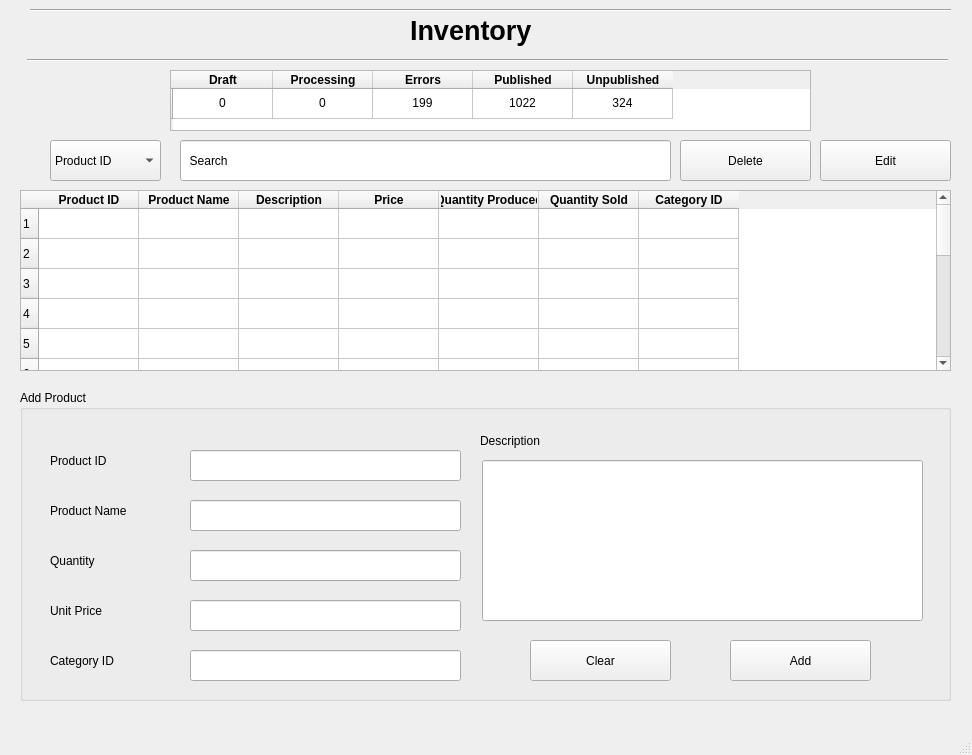
This is Screens/Products.ui in basil-ali-khan/Inventory-Management-System as Qt 5 draws it before an edit. The edited form follows.
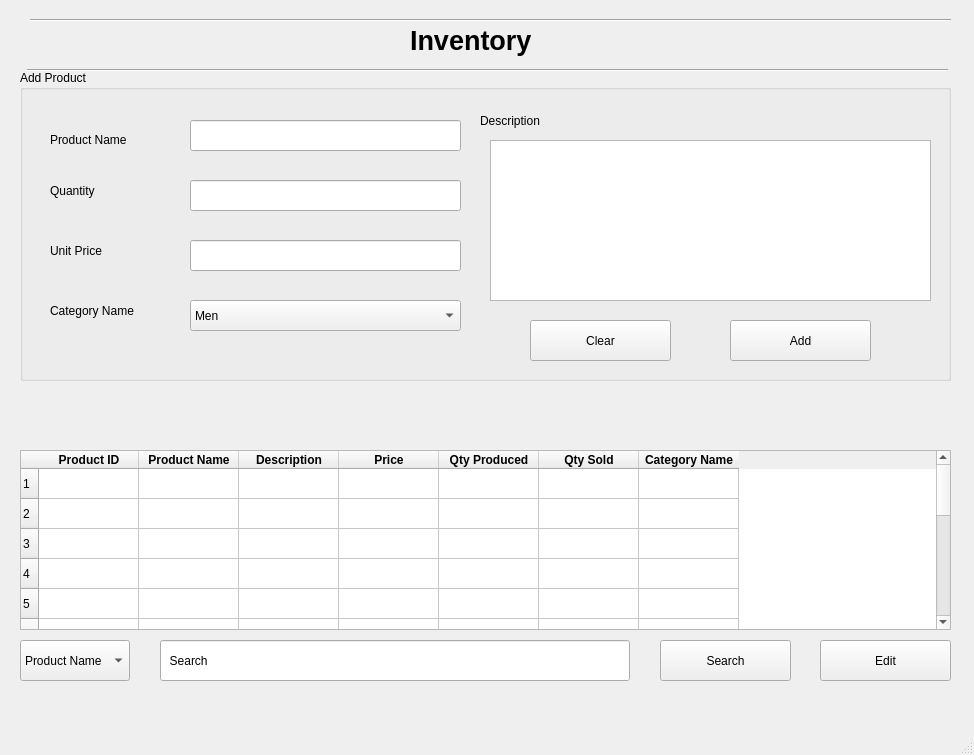
This is the edited form.

Commit message: Products and Edit Products Restored

```diff
--- a/Screens/Products.ui
+++ b/Screens/Products.ui
@@ -6,7 +6,7 @@
    <rect>
     <x>0</x>
     <y>0</y>
-    <width>972</width>
+    <width>974</width>
     <height>755</height>
    </rect>
   </property>
@@ -18,7 +18,7 @@
     <property name="geometry">
      <rect>
       <x>410</x>
-      <y>-10</y>
+      <y>0</y>
       <width>171</width>
       <height>81</height>
      </rect>
@@ -34,181 +34,29 @@
      <string>Inventory</string>
     </property>
    </widget>
-   <widget class="QTableWidget" name="tableWidget">
+   <widget class="QComboBox" name="searchProductCriteria">
     <property name="geometry">
      <rect>
       <x>20</x>
-      <y>190</y>
-      <width>931</width>
-      <height>181</height>
+      <y>640</y>
+      <width>110</width>
+      <height>41</height>
      </rect>
     </property>
-    <row>
-     <property name="text">
-      <string>1</string>
-     </property>
-    </row>
-    <row>
-     <property name="text">
-      <string>2</string>
-     </property>
-    </row>
-    <row>
-     <property name="text">
-      <string>3</string>
-     </property>
-    </row>
-    <row>
-     <property name="text">
-      <string>4</string>
-     </property>
-    </row>
-    <row>
-     <property name="text">
-      <string>5</string>
-     </property>
-    </row>
-    <row>
-     <property name="text">
-      <string>6</string>
-     </property>
-    </row>
-    <row>
-     <property name="text">
-      <string>7</string>
-     </property>
-    </row>
-    <row>
-     <property name="text">
-      <string>8</string>
-     </property>
-    </row>
-    <row>
-     <property name="text">
-      <string>9</string>
-     </property>
-    </row>
-    <row>
-     <property name="text">
-      <string>10</string>
-     </property>
-    </row>
-    <row>
-     <property name="text">
-      <string>11</string>
-     </property>
-    </row>
-    <row>
-     <property name="text">
-      <string>12</string>
-     </property>
-    </row>
-    <row>
-     <property name="text">
-      <string>13</string>
-     </property>
-    </row>
-    <row>
-     <property name="text">
-      <string>14</string>
-     </property>
-    </row>
-    <row>
-     <property name="text">
-      <string>15</string>
-     </property>
-    </row>
-    <column>
-     <property name="text">
-      <string>Product ID</string>
-     </property>
-     <property name="font">
-      <font>
-       <weight>75</weight>
-       <bold>true</bold>
-      </font>
-     </property>
-    </column>
-    <column>
+    <item>
      <property name="text">
       <string>Product Name</string>
      </property>
-     <property name="font">
-      <font>
-       <weight>75</weight>
-       <bold>true</bold>
-      </font>
-     </property>
-    </column>
-    <column>
-     <property name="text">
-      <string>Description</string>
-     </property>
-     <property name="font">
-      <font>
-       <weight>75</weight>
-       <bold>true</bold>
-      </font>
-     </property>
-    </column>
-    <column>
-     <property name="text">
-      <string>Price</string>
-     </property>
-     <property name="font">
-      <font>
-       <weight>75</weight>
-       <bold>true</bold>
-      </font>
-     </property>
-    </column>
-    <column>
+    </item>
+    <item>
      <property name="text">
       <string>Quantity Produced</string>
      </property>
-     <property name="font">
-      <font>
-       <weight>75</weight>
-       <bold>true</bold>
-      </font>
-     </property>
-    </column>
-    <column>
+    </item>
+    <item>
      <property name="text">
       <string>Quantity Sold</string>
      </property>
-     <property name="font">
-      <font>
-       <weight>75</weight>
-       <bold>true</bold>
-      </font>
-     </property>
-    </column>
-    <column>
-     <property name="text">
-      <string>Category ID</string>
-     </property>
-     <property name="font">
-      <font>
-       <weight>75</weight>
-       <bold>true</bold>
-      </font>
-     </property>
-    </column>
-   </widget>
-   <widget class="QComboBox" name="comboBox">
-    <property name="geometry">
-     <rect>
-      <x>50</x>
-      <y>140</y>
-      <width>111</width>
-      <height>41</height>
-     </rect>
-    </property>
-    <item>
-     <property name="text">
-      <string>Product ID</string>
-     </property>
     </item>
     <item>
      <property name="text">
@@ -234,9 +82,9 @@
    <widget class="QLineEdit" name="lineEdit">
     <property name="geometry">
      <rect>
-      <x>180</x>
-      <y>140</y>
-      <width>491</width>
+      <x>160</x>
+      <y>640</y>
+      <width>470</width>
       <height>41</height>
      </rect>
     </property>
@@ -244,121 +92,11 @@
      <string>  Search</string>
     </property>
    </widget>
-   <widget class="QTableWidget" name="tableWidget_2">
-    <property name="geometry">
-     <rect>
-      <x>170</x>
-      <y>70</y>
-      <width>641</width>
-      <height>61</height>
-     </rect>
-    </property>
-    <row>
-     <property name="text">
-      <string/>
-     </property>
-    </row>
-    <column>
-     <property name="text">
-      <string>Draft</string>
-     </property>
-     <property name="font">
-      <font>
-       <weight>75</weight>
-       <bold>true</bold>
-      </font>
-     </property>
-    </column>
-    <column>
-     <property name="text">
-      <string>Processing</string>
-     </property>
-     <property name="font">
-      <font>
-       <weight>75</weight>
-       <bold>true</bold>
-      </font>
-     </property>
-    </column>
-    <column>
-     <property name="text">
-      <string>Errors</string>
-     </property>
-     <property name="font">
-      <font>
-       <weight>75</weight>
-       <bold>true</bold>
-      </font>
-     </property>
-    </column>
-    <column>
-     <property name="text">
-      <string>Published</string>
-     </property>
-     <property name="font">
-      <font>
-       <weight>75</weight>
-       <bold>true</bold>
-      </font>
-     </property>
-    </column>
-    <column>
-     <property name="text">
-      <string>Unpublished</string>
-     </property>
-     <property name="font">
-      <font>
-       <weight>75</weight>
-       <bold>true</bold>
-      </font>
-     </property>
-    </column>
-    <item row="0" column="0">
-     <property name="text">
-      <string>0</string>
-     </property>
-     <property name="textAlignment">
-      <set>AlignCenter</set>
-     </property>
-    </item>
-    <item row="0" column="1">
-     <property name="text">
-      <string>0</string>
-     </property>
-     <property name="textAlignment">
-      <set>AlignCenter</set>
-     </property>
-    </item>
-    <item row="0" column="2">
-     <property name="text">
-      <string>199</string>
-     </property>
-     <property name="textAlignment">
-      <set>AlignCenter</set>
-     </property>
-    </item>
-    <item row="0" column="3">
-     <property name="text">
-      <string>1022</string>
-     </property>
-     <property name="textAlignment">
-      <set>AlignCenter</set>
-     </property>
-    </item>
-    <item row="0" column="4">
-     <property name="text">
-      <string>324</string>
-     </property>
-     <property name="textAlignment">
-      <set>AlignCenter</set>
-     </property>
-    </item>
-   </widget>
-   <widget class="QPushButton" name="pushButton_4">
+   <widget class="QPushButton" name="editProductButton">
     <property name="geometry">
      <rect>
       <x>820</x>
-      <y>140</y>
+      <y>640</y>
       <width>131</width>
       <height>41</height>
      </rect>
@@ -371,7 +109,7 @@
     <property name="geometry">
      <rect>
       <x>20</x>
-      <y>390</y>
+      <y>70</y>
       <width>931</width>
       <height>311</height>
      </rect>
@@ -379,69 +117,11 @@
     <property name="title">
      <string>Add Product</string>
     </property>
-    <widget class="QLabel" name="label_4">
-     <property name="geometry">
-      <rect>
-       <x>30</x>
-       <y>60</y>
-       <width>81</width>
-       <height>21</height>
-      </rect>
-     </property>
-     <property name="text">
-      <string>Product ID</string>
-     </property>
-    </widget>
-    <widget class="QLabel" name="label_5">
-     <property name="geometry">
-      <rect>
-       <x>30</x>
-       <y>110</y>
-       <width>101</width>
-       <height>21</height>
-      </rect>
-     </property>
-     <property name="text">
-      <string>Product Name</string>
-     </property>
-    </widget>
-    <widget class="QLineEdit" name="lineEdit_4">
-     <property name="geometry">
-      <rect>
-       <x>170</x>
-       <y>60</y>
-       <width>271</width>
-       <height>31</height>
-      </rect>
-     </property>
-     <property name="text">
-      <string/>
-     </property>
-     <property name="readOnly">
-      <bool>true</bool>
-     </property>
-    </widget>
-    <widget class="QLineEdit" name="lineEdit_5">
-     <property name="geometry">
-      <rect>
-       <x>170</x>
-       <y>110</y>
-       <width>271</width>
-       <height>31</height>
-      </rect>
-     </property>
-     <property name="text">
-      <string/>
-     </property>
-     <property name="readOnly">
-      <bool>true</bool>
-     </property>
-    </widget>
     <widget class="QLabel" name="label_6">
      <property name="geometry">
       <rect>
        <x>30</x>
-       <y>160</y>
+       <y>110</y>
        <width>81</width>
        <height>21</height>
       </rect>
@@ -454,7 +134,7 @@
      <property name="geometry">
       <rect>
        <x>30</x>
-       <y>210</y>
+       <y>170</y>
        <width>101</width>
        <height>21</height>
       </rect>
@@ -467,7 +147,7 @@
      <property name="geometry">
       <rect>
        <x>170</x>
-       <y>160</y>
+       <y>110</y>
        <width>271</width>
        <height>31</height>
       </rect>
@@ -483,20 +163,20 @@
      <property name="geometry">
       <rect>
        <x>30</x>
-       <y>260</y>
+       <y>230</y>
        <width>101</width>
        <height>21</height>
       </rect>
      </property>
      <property name="text">
-      <string>Category ID</string>
+      <string>Category Name</string>
      </property>
     </widget>
     <widget class="QLineEdit" name="lineEdit_8">
      <property name="geometry">
       <rect>
        <x>170</x>
-       <y>210</y>
+       <y>170</y>
        <width>271</width>
        <height>31</height>
       </rect>
@@ -508,23 +188,7 @@
       <bool>false</bool>
      </property>
     </widget>
-    <widget class="QLineEdit" name="lineEdit_9">
-     <property name="geometry">
-      <rect>
-       <x>170</x>
-       <y>260</y>
-       <width>271</width>
-       <height>31</height>
-      </rect>
-     </property>
-     <property name="text">
-      <string/>
-     </property>
-     <property name="readOnly">
-      <bool>false</bool>
-     </property>
-    </widget>
-    <widget class="QPushButton" name="pushButton_2">
+    <widget class="QPushButton" name="addProductButton">
      <property name="geometry">
       <rect>
        <x>710</x>
@@ -537,22 +201,6 @@
       <string>Add</string>
      </property>
     </widget>
-    <widget class="QLineEdit" name="lineEdit_6">
-     <property name="geometry">
-      <rect>
-       <x>462</x>
-       <y>70</y>
-       <width>441</width>
-       <height>161</height>
-      </rect>
-     </property>
-     <property name="text">
-      <string/>
-     </property>
-     <property name="readOnly">
-      <bool>true</bool>
-     </property>
-    </widget>
     <widget class="QLabel" name="label_9">
      <property name="geometry">
       <rect>
@@ -579,25 +227,81 @@
       <string>Clear</string>
      </property>
     </widget>
-   </widget>
-   <widget class="QPushButton" name="pushButton_5">
-    <property name="geometry">
-     <rect>
-      <x>680</x>
-      <y>140</y>
-      <width>131</width>
-      <height>41</height>
-     </rect>
-    </property>
-    <property name="text">
-     <string>Delete</string>
-    </property>
+    <widget class="QLabel" name="label_10">
+     <property name="geometry">
+      <rect>
+       <x>30</x>
+       <y>60</y>
+       <width>101</width>
+       <height>20</height>
+      </rect>
+     </property>
+     <property name="text">
+      <string>Product Name</string>
+     </property>
+    </widget>
+    <widget class="QLineEdit" name="productNameBox">
+     <property name="geometry">
+      <rect>
+       <x>170</x>
+       <y>50</y>
+       <width>271</width>
+       <height>31</height>
+      </rect>
+     </property>
+     <property name="text">
+      <string/>
+     </property>
+     <property name="readOnly">
+      <bool>false</bool>
+     </property>
+    </widget>
+    <widget class="QTextEdit" name="productDescBox">
+     <property name="geometry">
+      <rect>
+       <x>470</x>
+       <y>70</y>
+       <width>441</width>
+       <height>161</height>
+      </rect>
+     </property>
+    </widget>
+    <widget class="QComboBox" name="productCategoryBox">
+     <property name="geometry">
+      <rect>
+       <x>170</x>
+       <y>230</y>
+       <width>271</width>
+       <height>31</height>
+      </rect>
+     </property>
+     <item>
+      <property name="text">
+       <string>Men</string>
+      </property>
+     </item>
+     <item>
+      <property name="text">
+       <string>Women</string>
+      </property>
+     </item>
+     <item>
+      <property name="text">
+       <string>Boys</string>
+      </property>
+     </item>
+     <item>
+      <property name="text">
+       <string>Girls</string>
+      </property>
+     </item>
+    </widget>
    </widget>
    <widget class="Line" name="line">
     <property name="geometry">
      <rect>
       <x>27</x>
-      <y>50</y>
+      <y>60</y>
       <width>921</width>
       <height>20</height>
      </rect>
@@ -610,7 +314,7 @@
     <property name="geometry">
      <rect>
       <x>30</x>
-      <y>0</y>
+      <y>10</y>
       <width>921</width>
       <height>20</height>
      </rect>
@@ -619,6 +323,181 @@
      <enum>Qt::Horizontal</enum>
     </property>
    </widget>
+   <widget class="QPushButton" name="searchProductButton">
+    <property name="geometry">
+     <rect>
+      <x>660</x>
+      <y>640</y>
+      <width>131</width>
+      <height>41</height>
+     </rect>
+    </property>
+    <property name="text">
+     <string>Search</string>
+    </property>
+   </widget>
+   <widget class="QTableWidget" name="productTable">
+    <property name="geometry">
+     <rect>
+      <x>20</x>
+      <y>450</y>
+      <width>931</width>
+      <height>180</height>
+     </rect>
+    </property>
+    <row>
+     <property name="text">
+      <string>1</string>
+     </property>
+    </row>
+    <row>
+     <property name="text">
+      <string>2</string>
+     </property>
+    </row>
+    <row>
+     <property name="text">
+      <string>3</string>
+     </property>
+    </row>
+    <row>
+     <property name="text">
+      <string>4</string>
+     </property>
+    </row>
+    <row>
+     <property name="text">
+      <string>5</string>
+     </property>
+    </row>
+    <row>
+     <property name="text">
+      <string>6</string>
+     </property>
+    </row>
+    <row>
+     <property name="text">
+      <string>7</string>
+     </property>
+    </row>
+    <row>
+     <property name="text">
+      <string>8</string>
+     </property>
+    </row>
+    <row>
+     <property name="text">
+      <string>9</string>
+     </property>
+    </row>
+    <row>
+     <property name="text">
+      <string>10</string>
+     </property>
+    </row>
+    <row>
+     <property name="text">
+      <string>11</string>
+     </property>
+    </row>
+    <row>
+     <property name="text">
+      <string>12</string>
+     </property>
+    </row>
+    <row>
+     <property name="text">
+      <string>13</string>
+     </property>
+    </row>
+    <row>
+     <property name="text">
+      <string>14</string>
+     </property>
+    </row>
+    <row>
+     <property name="text">
+      <string>15</string>
+     </property>
+    </row>
+    <column>
+     <property name="text">
+      <string>Product ID</string>
+     </property>
+     <property name="font">
+      <font>
+       <weight>75</weight>
+       <bold>true</bold>
+      </font>
+     </property>
+    </column>
+    <column>
+     <property name="text">
+      <string>Product Name</string>
+     </property>
+     <property name="font">
+      <font>
+       <weight>75</weight>
+       <bold>true</bold>
+      </font>
+     </property>
+    </column>
+    <column>
+     <property name="text">
+      <string>Description</string>
+     </property>
+     <property name="font">
+      <font>
+       <weight>75</weight>
+       <bold>true</bold>
+      </font>
+     </property>
+    </column>
+    <column>
+     <property name="text">
+      <string>Price</string>
+     </property>
+     <property name="font">
+      <font>
+       <weight>75</weight>
+       <bold>true</bold>
+      </font>
+     </property>
+    </column>
+    <column>
+     <property name="text">
+      <string>Qty Produced</string>
+     </property>
+     <property name="font">
+      <font>
+       <weight>75</weight>
+       <bold>true</bold>
+      </font>
+     </property>
+    </column>
+    <column>
+     <property name="text">
+      <string>Qty Sold</string>
+     </property>
+     <property name="font">
+      <font>
+       <weight>75</weight>
+       <bold>true</bold>
+      </font>
+     </property>
+    </column>
+    <column>
+     <property name="text">
+      <string>Category Name</string>
+     </property>
+     <property name="font">
+      <font>
+       <weight>75</weight>
+       <bold>true</bold>
+      </font>
+     </property>
+    </column>
+   </widget>
   </widget>
   <widget class="QMenuBar" name="menubar">
    <property name="geometry">
```
Left out of the diff: 19 changed lines with no effect on the pictures. The commit also changes 1 other file.
